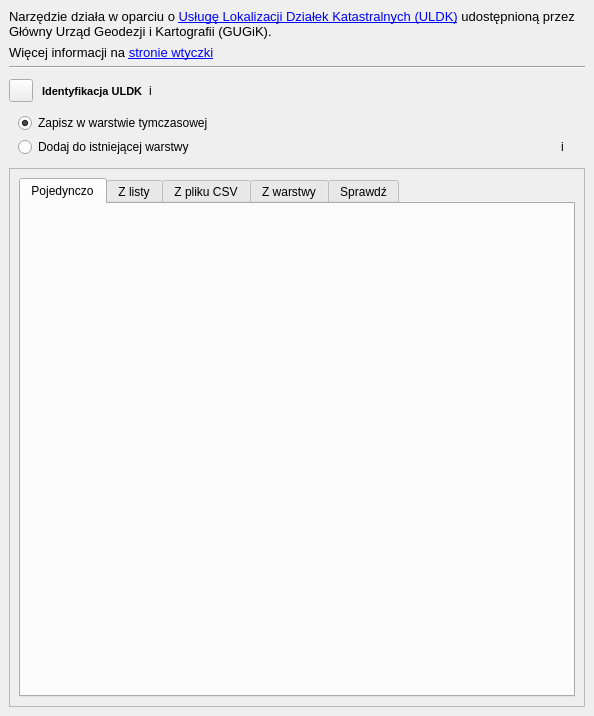
First picture: the form in gissupport_plugin/modules/uldk/plugin_dockwidget_base.ui, repository gis-support/gis-support-plugin, before the edit.
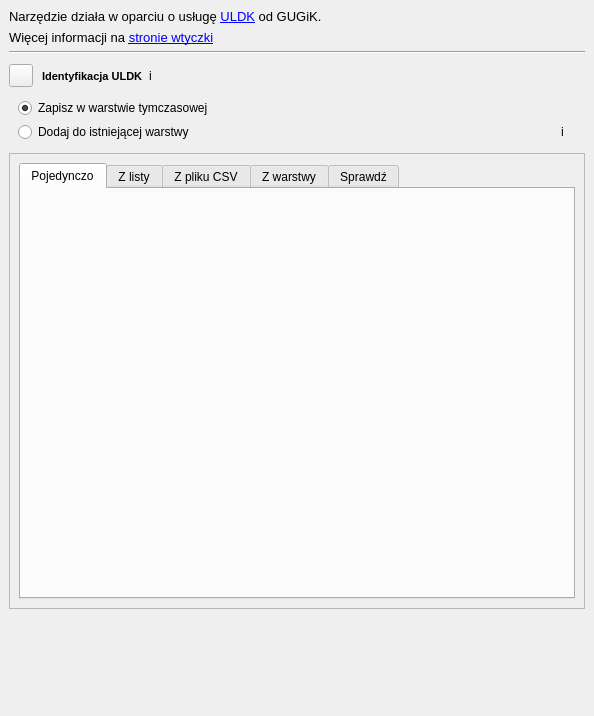
Second picture: the form after the edit. Icons and pictures are not drawn. Custom widgets are drawn as their Qt base class.

```diff
--- a/gissupport_plugin/modules/uldk/plugin_dockwidget_base.ui
+++ b/gissupport_plugin/modules/uldk/plugin_dockwidget_base.ui
@@ -18,7 +18,7 @@
     <item>
      <widget class="QLabel" name="infoLabel">
       <property name="text">
-       <string>&lt;html&gt;&lt;head/&gt;&lt;body&gt;&lt;p&gt;&lt;span style=&quot; font-size:10pt;&quot;&gt;Narzędzie działa w oparciu o &lt;a href=&quot;https://uldk.gugik.gov.pl/opis.html&quot;&gt;&lt;span style=&quot; text-decoration: underline; color:#0000ff;&quot;&gt;Usługę Lokalizacji Działek Katastralnych (ULDK)&lt;/span&gt;&lt;/a&gt; udostępnioną przez Główny Urząd Geodezji i Kartografii (GUGiK).&lt;/span&gt;&lt;/p&gt;&lt;/body&gt;&lt;/html&gt;</string>
+       <string>&lt;html&gt;&lt;head/&gt;&lt;body&gt;&lt;p&gt;&lt;span style=&quot; font-size:10pt;&quot;&gt;Narzędzie działa w oparciu o usługę &lt;a href=&quot;https://uldk.gugik.gov.pl/opis.html&quot;&gt;&lt;span style=&quot; text-decoration: underline; color:#0000ff;&quot;&gt;ULDK&lt;/span&gt;&lt;/a&gt; od GUGiK.&lt;/span&gt;&lt;/p&gt;&lt;/body&gt;&lt;/html&gt;</string>
       </property>
       <property name="textFormat">
        <enum>Qt::RichText</enum>
@@ -435,6 +435,63 @@
       </widget>
      </widget>
     </item>
+    <item alignment="Qt::AlignHCenter">
+     <widget class="QLabel" name="label_usemaps_logo">
+      <property name="minimumSize">
+       <size>
+        <width>170</width>
+        <height>50</height>
+       </size>
+      </property>
+      <property name="maximumSize">
+       <size>
+        <width>170</width>
+        <height>50</height>
+       </size>
+      </property>
+      <property name="pixmap">
+       <pixmap>:/plugins/gissupport_plugin/usemaps_banner.svg</pixmap>
+      </property>
+      <property name="scaledContents">
+       <bool>true</bool>
+      </property>
+     </widget>
+    </item>
+    <item>
+     <widget class="QLabel" name="label_usemaps_text">
+      <property name="font">
+       <font>
+        <pointsize>10</pointsize>
+        <weight>50</weight>
+        <bold>false</bold>
+       </font>
+      </property>
+      <property name="wordWrap">
+       <bool>true</bool>
+      </property>
+      <property name="alignment">
+       <enum>Qt::AlignCenter</enum>
+      </property>
+     </widget>
+    </item>
+    <item>
+     <widget class="QLabel" name="label_usemaps_link">
+       <property name="font">
+       <font>
+        <pointsize>10</pointsize>
+       </font>
+      </property>
+      <property name="textFormat">
+       <enum>Qt::RichText</enum>
+      </property>
+      <property name="openExternalLinks">
+       <bool>true</bool>
+      </property>
+      <property name="alignment">
+       <enum>Qt::AlignCenter</enum>
+      </property>
+     </widget>
+    </item>
    </layout>
   </widget>
  </widget>
```
